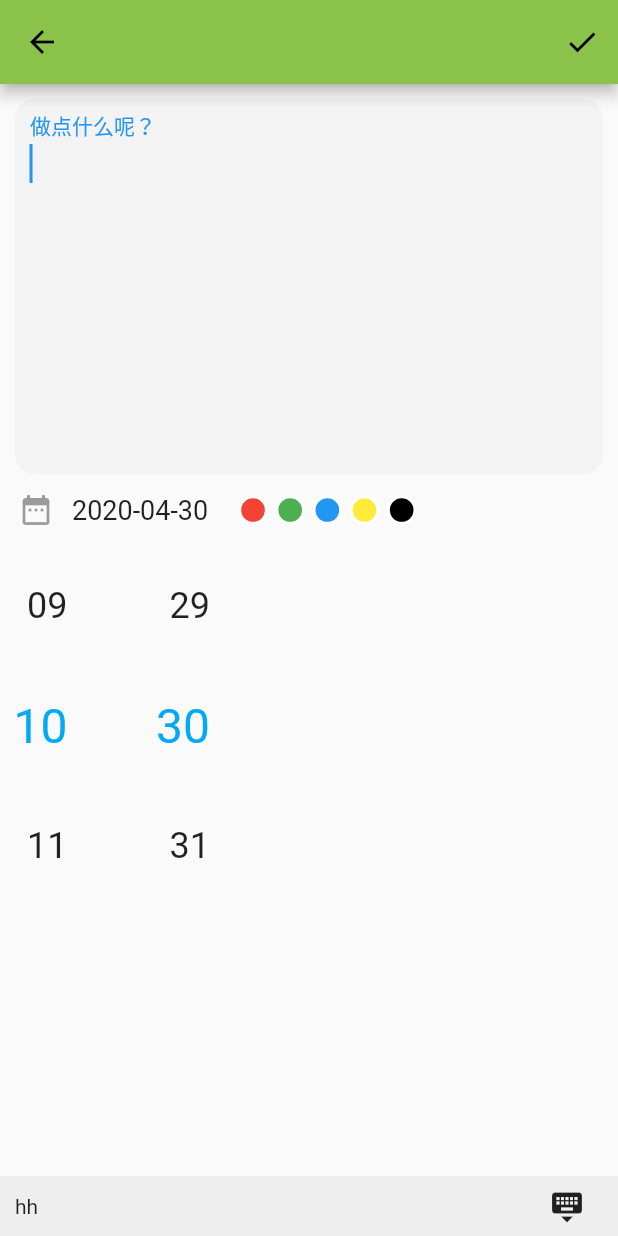
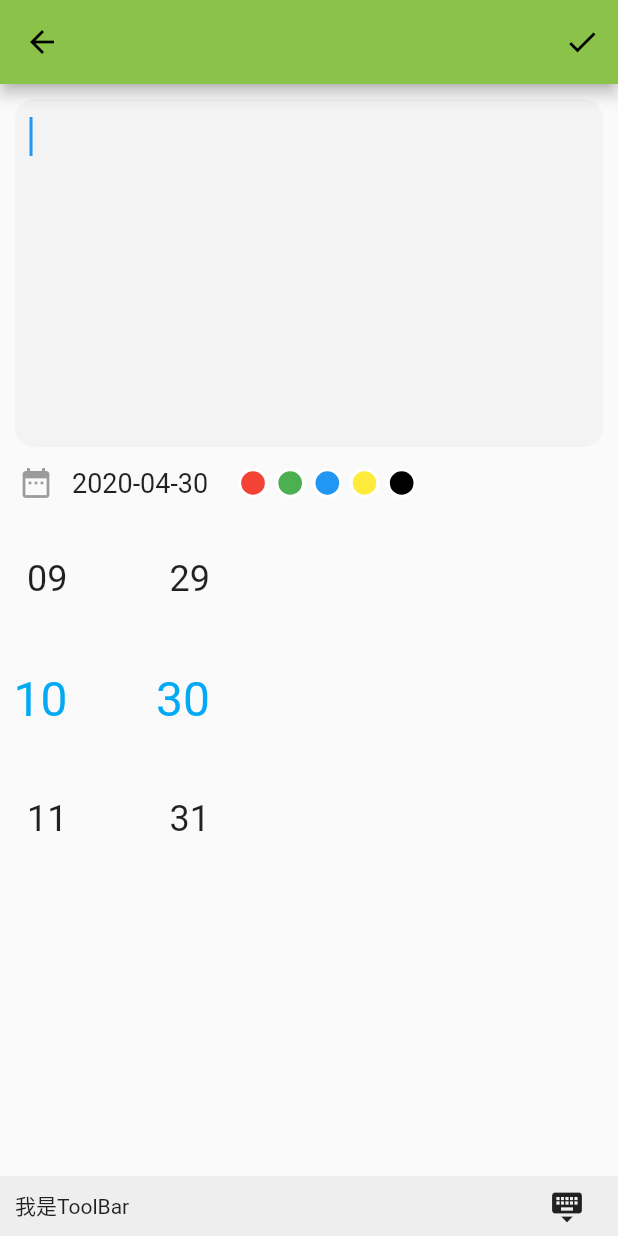
Before and after one commit to Maxbee/TaskFish, a Flutter app: the screen it shows after launch, after a tap on the "add alarm" icon, on a phone screen of 412 x 824 dp. Run offline on Flutter 3.47's test engine with Material 2 defaults, Android fonts, the phone set to English and light mode, and no system bars; drawn by our look-alikes of flutter_time_picker_spinner; our stand-ins replace date_format, event_bus, flutter_screenutil, fluttertoast, shared_preferences; missing offline and left inert: flui.

Commit message:
init git

```diff
--- a/lib/main.dart
+++ b/lib/main.dart
@@ -1,6 +1,6 @@
 import 'package:flutter/material.dart';
 import 'package:provider/provider.dart';
-
+import 'package:flutter_localizations/flutter_localizations.dart';
 import 'page/Home.dart';
 import 'route/Routes.dart';
 
@@ -28,6 +28,14 @@ class _MyAppState extends State<MyApp> {
         ),
         home: HomePage(),
         onGenerateRoute: onGenerateRoute,
+        localizationsDelegates: [
+          GlobalMaterialLocalizations.delegate,
+          GlobalWidgetsLocalizations.delegate,
+        ],
+        supportedLocales: [
+          const Locale('zh','CH'),
+          const Locale('en','US'),
+        ],
       ),
     );
   }
--- a/lib/page/AddTime.dart
+++ b/lib/page/AddTime.dart
@@ -28,6 +28,8 @@ class AddTimePage extends StatefulWidget {
 class _AddTimePageState extends State<AddTimePage> {
   TextEditingController _textController;
   FocusNode blankNode = FocusNode();
+  // Step1: 响应空白处的焦点的Node
+  BlankToolBarModel blankToolBarModel = BlankToolBarModel();
   var date;
   String text;
   int tag;
@@ -98,16 +100,13 @@ class _AddTimePageState extends State<AddTimePage> {
                     } catch (e) {
                       await Storage.setString("taskList", json.encode([]));
                     }
-                    currentTaskList.add(task);
+                    currentTaskList.add(task);//新增任务
                     List reverseCurrentTask = currentTaskList.reversed.toList();//逆序数据
-                    // Map
-                    print('${currentTaskList.reversed}xxxxxxxxxxxxx');
                     await Storage.setString(
                         "taskList", json.encode(reverseCurrentTask));
                     //储存数据
 
                     var taskListMap = await Storage.parseFromEncode("taskList");
-                    print(taskListMap);
                   }
                   // Fluttertoast.showToast(
                   //     msg: "添加成功",
@@ -148,7 +147,7 @@ class _AddTimePageState extends State<AddTimePage> {
                       fontSize: ScreenAdapter.setSp(34),
                     ),
                     border: InputBorder.none, //OutlineInputBorder(),
-                    labelText: '做点什么呢？',
+                    // labelText: '做点什么呢？',
                     // filled: true,
                     // fillColor: Color(0xffdddddd),
                   ),
--- a/lib/widget/BlankToolBarTool.dart
+++ b/lib/widget/BlankToolBarTool.dart
@@ -51,12 +51,12 @@ class BlankToolBarModel {
       FocusNode editingNode = findEditingNode();
       if(_currentEditingNode != editingNode){
         _currentEditingNode = editingNode;
-        print('>>>>>>>>+++++++++++');
+        // print('>>>>>>>>+++++++++++');
         if(outSideCallback != null){
           outSideCallback();
         }
       }else{
-        print('>>>>>>>>----------');
+        // print('>>>>>>>>----------');
       }
 
   }
--- a/lib/widget/ToolBar.dart
+++ b/lib/widget/ToolBar.dart
@@ -112,7 +112,7 @@ class ToolBarState extends State<ToolBar> {
       padding: EdgeInsets.only(left: 10, right: 10),
       child: Row(
         children: <Widget>[
-          Text('hh'),
+          Text('我是ToolBar'),
 
           // nextBtn,
           Expanded(
@@ -123,7 +123,7 @@ class ToolBarState extends State<ToolBar> {
               child:Text(''),
             ),
           ),
-          hideKeyBoard
+          hideKeyBoard,
         ],
       ),
     );
--- a/pubspec.yaml
+++ b/pubspec.yaml
@@ -18,6 +18,8 @@ environment:
 
 dependencies:
   flutter:
+    sdk: flutter
+  flutter_localizations:
     sdk: flutter
   flutter_screenutil: ^0.7.0
   provider: ^3.2.0
```
Also changed, not shown: pubspec.lock.
